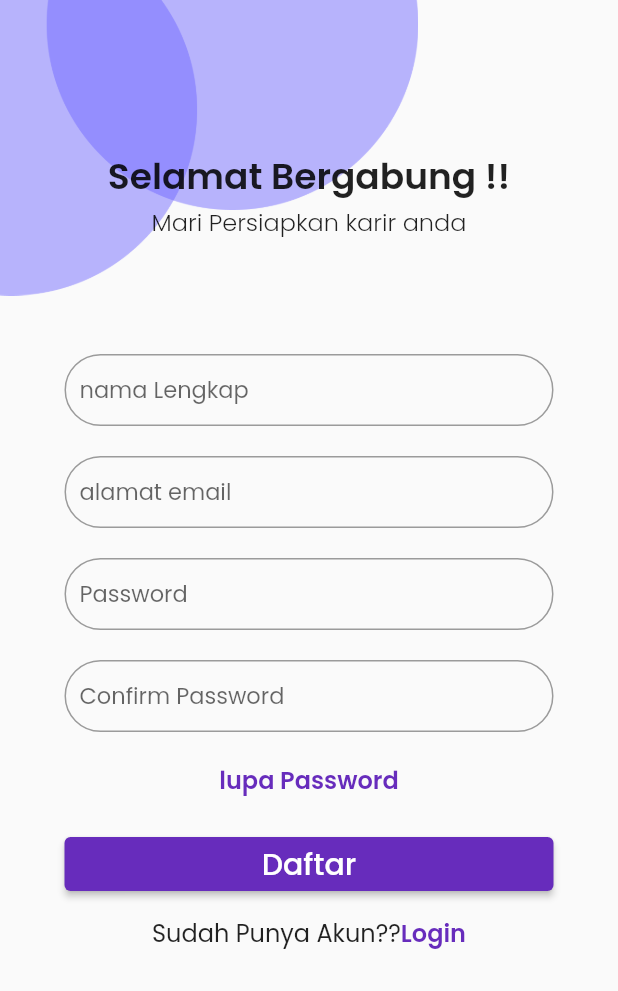
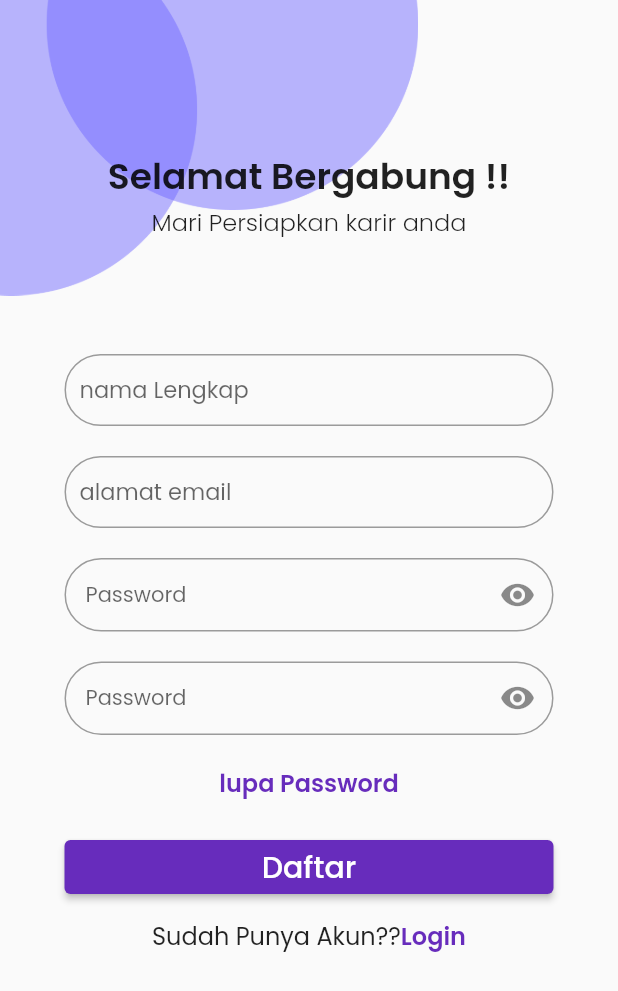
Before and after one commit to fathurdja/flutter3, a Flutter app: the DaftarPage screen opened by its route, on a phone screen of 412 x 824 dp. Shown: the top 991 px of the screen. Run offline on Flutter 3.47's test engine with Material 2 defaults, Android fonts, the phone set to English and light mode, and no system bars; our stand-ins replace shared_preferences; accounts and stored records are empty.

Commit message:
tambahan visibility untuk field password

```diff
--- a/lib/page/daftarPage.dart
+++ b/lib/page/daftarPage.dart
@@ -2,8 +2,11 @@ import 'package:flutter/material.dart';
 import 'package:flutter_application_3/page/loginPage.dart';
 import 'package:shared_preferences/shared_preferences.dart';
 
+// ignore: must_be_immutable
 class DaftarPage extends StatelessWidget {
   DaftarPage({super.key, required this.prefs});
+  bool ispasswordvisible = true;
+
   final SharedPreferences prefs;
   void save() async {
     await prefs.setString("email", nameController.text);
@@ -14,6 +17,9 @@ class DaftarPage extends StatelessWidget {
   final TextEditingController emailController = TextEditingController();
   final TextEditingController passwordController = TextEditingController();
   final TextEditingController nameController = TextEditingController();
+  void tombolPassVisibilty() {
+    setState();
+  }
 
   @override
   Widget build(BuildContext context) {
@@ -66,16 +72,50 @@ class DaftarPage extends StatelessWidget {
               const SizedBox(
                 height: 20,
               ),
-              textField(
-                tittle: "Password",
+              TextField(
                 controller: passwordController,
+                obscureText: ispasswordvisible,
+                decoration: InputDecoration(
+                    suffixIcon: IconButton(
+                      icon: Icon(ispasswordvisible
+                          ? Icons.visibility
+                          : Icons.visibility_off),
+                      onPressed: () {
+                        tombolPassVisibilty();
+                      },
+                    ),
+                    hintText: "Password",
+                    contentPadding: const EdgeInsets.all(14),
+                    hintStyle: const TextStyle(
+                        fontSize: 14,
+                        fontFamily: 'Poppins',
+                        fontWeight: FontWeight.w400),
+                    border: OutlineInputBorder(
+                        borderRadius: BorderRadius.circular(40))),
               ),
               const SizedBox(
                 height: 20,
               ),
-              textField(
-                tittle: "Confirm Password",
+              TextField(
                 controller: passwordController,
+                obscureText: ispasswordvisible,
+                decoration: InputDecoration(
+                    suffixIcon: IconButton(
+                      icon: Icon(ispasswordvisible
+                          ? Icons.visibility
+                          : Icons.visibility_off),
+                      onPressed: () {
+                        tombolPassVisibilty();
+                      },
+                    ),
+                    hintText: "Password",
+                    contentPadding: const EdgeInsets.all(14),
+                    hintStyle: const TextStyle(
+                        fontSize: 14,
+                        fontFamily: 'Poppins',
+                        fontWeight: FontWeight.w400),
+                    border: OutlineInputBorder(
+                        borderRadius: BorderRadius.circular(40))),
               ),
               const SizedBox(
                 height: 20,
@@ -149,6 +189,10 @@ class DaftarPage extends StatelessWidget {
       ],
     ));
   }
+
+  void setState() {
+    ispasswordvisible = !ispasswordvisible;
+  }
 }
 
 class textField extends StatelessWidget {
```
